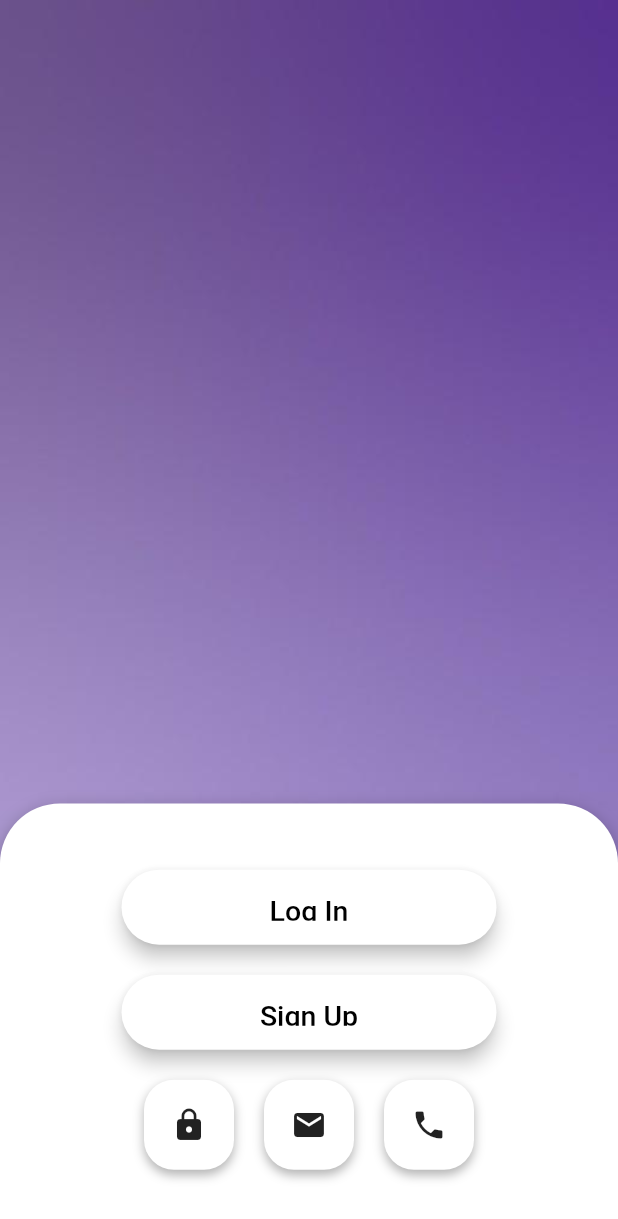
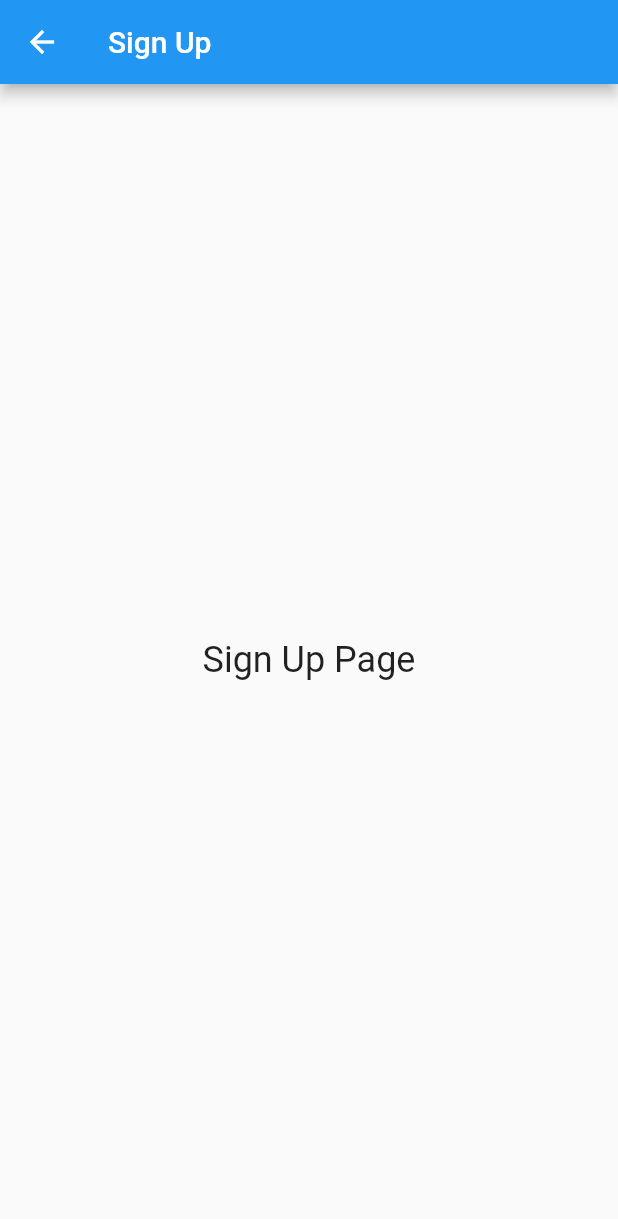
Before and after one commit to rudranil723/glitch, a Flutter app: the screen it shows after launch, after a tap on "Sign Up", on a phone screen of 412 x 824 dp. Shown: the top 1219 px of the screen. Run offline on Flutter 3.47's test engine with Material 2 defaults, Android fonts, the phone set to English and light mode, and no system bars; Roboto replaces fonts that are missing (SF Pro).

Commit message:
login signin screens added to home screen

```diff
--- a/lib/screens/home_screen.dart
+++ b/lib/screens/home_screen.dart
@@ -1,4 +1,6 @@
 import 'package:flutter/material.dart';
+import 'login_screen.dart'; // Import your login screen
+import 'signin_screen.dart'; // Import your sign-up screen
 
 class HomeScreen extends StatelessWidget {
   @override
@@ -49,7 +51,12 @@ class HomeScreen extends StatelessWidget {
                     height: 50.0, // Set button width to 200px
                     child: ElevatedButton(
                       onPressed: () {
-                        // Add your login logic here
+                        // Navigate to the login screen when the "Log In" button is pressed
+                        Navigator.push(
+                          context,
+                          MaterialPageRoute(
+                              builder: (context) => LoginScreen()),
+                        );
                       },
                       style: ElevatedButton.styleFrom(
                         primary: Colors.white, // Button background color
@@ -76,7 +83,12 @@ class HomeScreen extends StatelessWidget {
                     height: 50.0, // Set button width to 200px
                     child: ElevatedButton(
                       onPressed: () {
-                        // Add your signup logic here
+                        // Navigate to the sign-up screen when the "Sign Up" button is pressed
+                        Navigator.push(
+                          context,
+                          MaterialPageRoute(
+                              builder: (context) => SigninScreen()),
+                        );
                       },
                       style: ElevatedButton.styleFrom(
                         primary: Colors.white, // Button background color
--- /dev/null
+++ b/lib/screens/signin_screen.dart
@@ -0,0 +1,25 @@
+import 'package:flutter/material.dart';
+
+class SigninScreen extends StatelessWidget {
+  @override
+  Widget build(BuildContext context) {
+    return Scaffold(
+      appBar: AppBar(
+        title: Text('Sign Up'),
+      ),
+      body: Center(
+        child: Column(
+          mainAxisAlignment: MainAxisAlignment.center,
+          children: <Widget>[
+            // Add sign-up form fields and submit button here
+            Text(
+              'Sign Up Page',
+              style: TextStyle(fontSize: 24.0),
+            ),
+            // Add sign-up form fields and submit button here
+          ],
+        ),
+      ),
+    );
+  }
+}
```
Also changed, not shown: lib/screens/login_screen.dart (added, +25 -0 lines).
